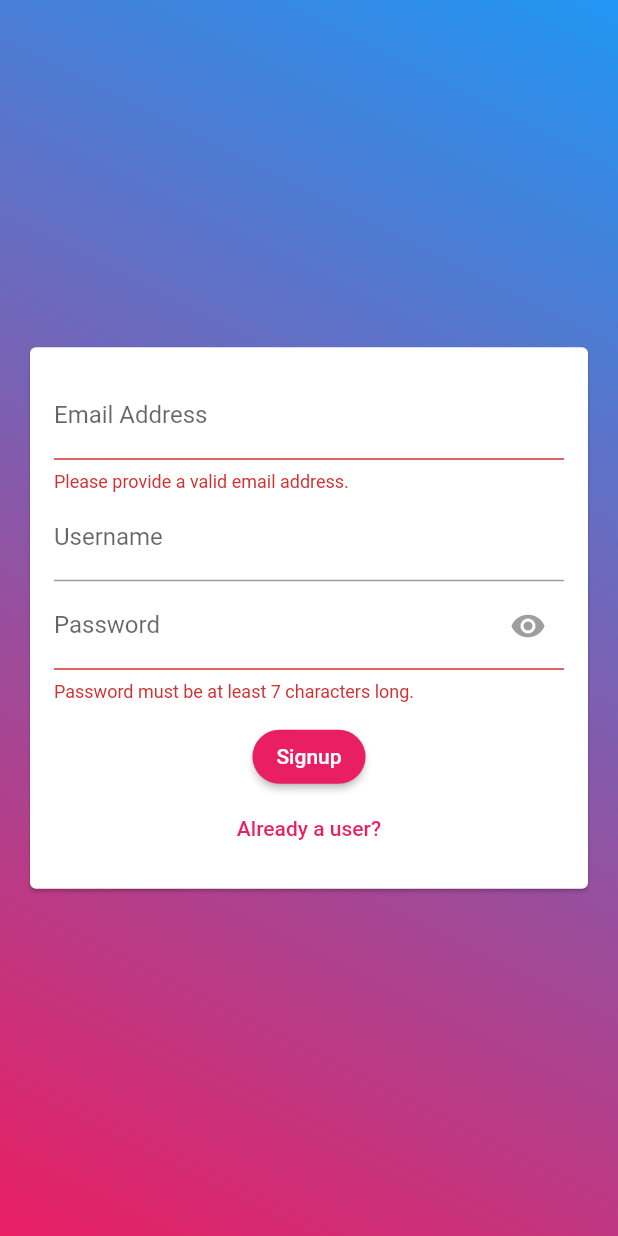
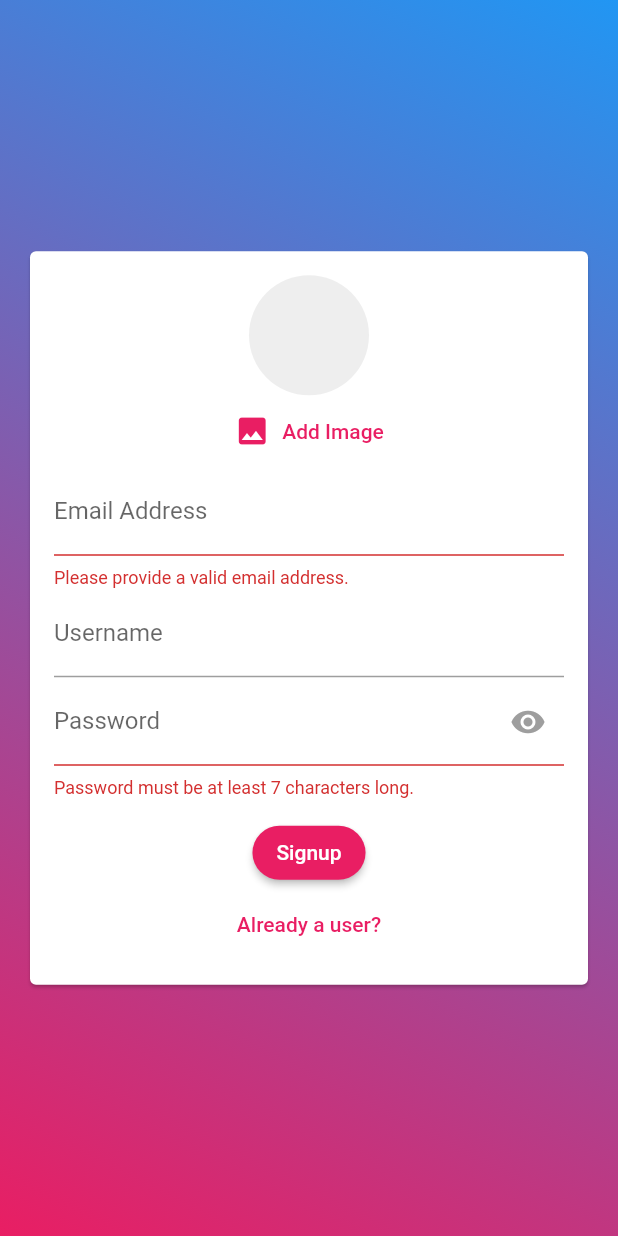
Before and after one commit to UjwalAgrawal/chat_app, a Flutter app: the screen it shows after launch, after a tap on "Login", after a tap on "Create new account!", on a phone screen of 412 x 824 dp. Run offline on Flutter 3.47's test engine with Material 2 defaults, Android fonts, the phone set to English and light mode, and no system bars; our stand-ins replace cloud_firestore, email_validator, firebase_auth, firebase_core, image_picker; accounts and stored records are empty.

Commit message:
adding an image picker

```diff
--- a/lib/main.dart
+++ b/lib/main.dart
@@ -30,6 +30,13 @@ class MyApp extends StatelessWidget {
             ),
           ),
         ),
+        textButtonTheme: TextButtonThemeData(
+          style: TextButton.styleFrom(
+            shape: RoundedRectangleBorder(
+              borderRadius: BorderRadius.circular(20),
+            ),
+          ),
+        ),
       ),
       home: StreamBuilder(
         stream: FirebaseAuth.instance.authStateChanges(),
--- a/lib/widgets/auth/auth_form.dart
+++ b/lib/widgets/auth/auth_form.dart
@@ -1,5 +1,7 @@
 import 'package:flutter/material.dart';
+
 import 'package:email_validator/email_validator.dart';
+import 'package:chat_app/widgets/pickers/user_image_picker.dart';
 
 class AuthForm extends StatefulWidget {
   final bool isLoading;
@@ -52,6 +54,7 @@ class _AuthFormState extends State<AuthForm> {
                 child: Column(
                   mainAxisSize: MainAxisSize.min,
                   children: [
+                    if (_isLogin != true) UserImagePicker(),
                     TextFormField(
                       key: ValueKey('email'),
                       keyboardType: TextInputType.emailAddress,
--- /dev/null
+++ b/lib/widgets/pickers/user_image_picker.dart
@@ -0,0 +1,42 @@
+import 'dart:io';
+
+import 'package:flutter/material.dart';
+
+import 'package:image_picker/image_picker.dart';
+
+class UserImagePicker extends StatefulWidget {
+  @override
+  _UserImagePickerState createState() => _UserImagePickerState();
+}
+
+class _UserImagePickerState extends State<UserImagePicker> {
+  File _pickedImageFile;
+  void _pickImage() async {
+    final picker = ImagePicker();
+    final pickedImage = await picker.getImage(source: ImageSource.camera);
+    if (pickedImage != null) {
+      setState(() {
+        _pickedImageFile = File(pickedImage.path);
+      });
+    }
+  }
+
+  @override
+  Widget build(BuildContext context) {
+    return Column(
+      children: [
+        CircleAvatar(
+          radius: 40,
+          backgroundImage:
+              _pickedImageFile != null ? FileImage(_pickedImageFile) : null,
+          backgroundColor: Colors.grey[200],
+        ),
+        TextButton.icon(
+          onPressed: _pickImage,
+          icon: Icon(Icons.image),
+          label: Text("Add Image"),
+        ),
+      ],
+    );
+  }
+}
--- a/pubspec.yaml
+++ b/pubspec.yaml
@@ -32,6 +32,8 @@ dependencies:
   firebase_auth: ^0.20.0+1
   firebase_core: ^0.7.0
   email_validator: ^1.0.6
+  image_picker: ^0.6.7+22
+
 
 dev_dependencies:
   flutter_test:
```
Also changed, not shown: pubspec.lock, 1 other file.
